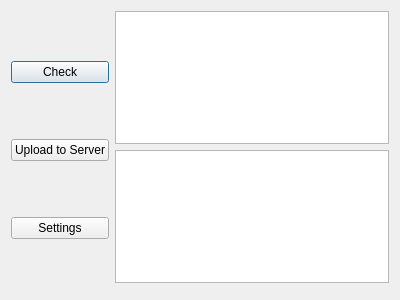
Before: the Qt Designer form Server_uploader_dialog_base.ui in bramwuytss/QGIS-Plugin, drawn with Qt 5.
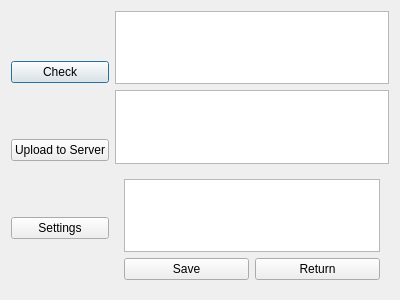
After: the same form once the commit is applied.

Commit message: Settings button + save and return button in settings

```diff
--- a/Server_uploader_dialog_base.ui
+++ b/Server_uploader_dialog_base.ui
@@ -45,6 +45,33 @@
    <item row="1" column="1">
     <widget class="QTextEdit" name="TextBox2"/>
    </item>
+   <item row="2" column="1">
+    <widget class="QWidget" name="SettingsBox">
+     <layout class="QVBoxLayout" name="settingsLayout">
+      <item>
+       <widget class="QTextEdit" name="SettingsTextEdit"/>
+      </item>
+      <item>
+       <layout class="QHBoxLayout" name="settingsButtonLayout">
+        <item>
+         <widget class="QPushButton" name="SaveSettings">
+          <property name="text">
+           <string>Save</string>
+          </property>
+         </widget>
+        </item>
+        <item>
+         <widget class="QPushButton" name="ReturnSettings">
+          <property name="text">
+           <string>Return</string>
+          </property>
+         </widget>
+        </item>
+       </layout>
+      </item>
+     </layout>
+    </widget>
+   </item>
   </layout>
  </widget>
  <resources/>
```
The commit also changes 1 other file.
